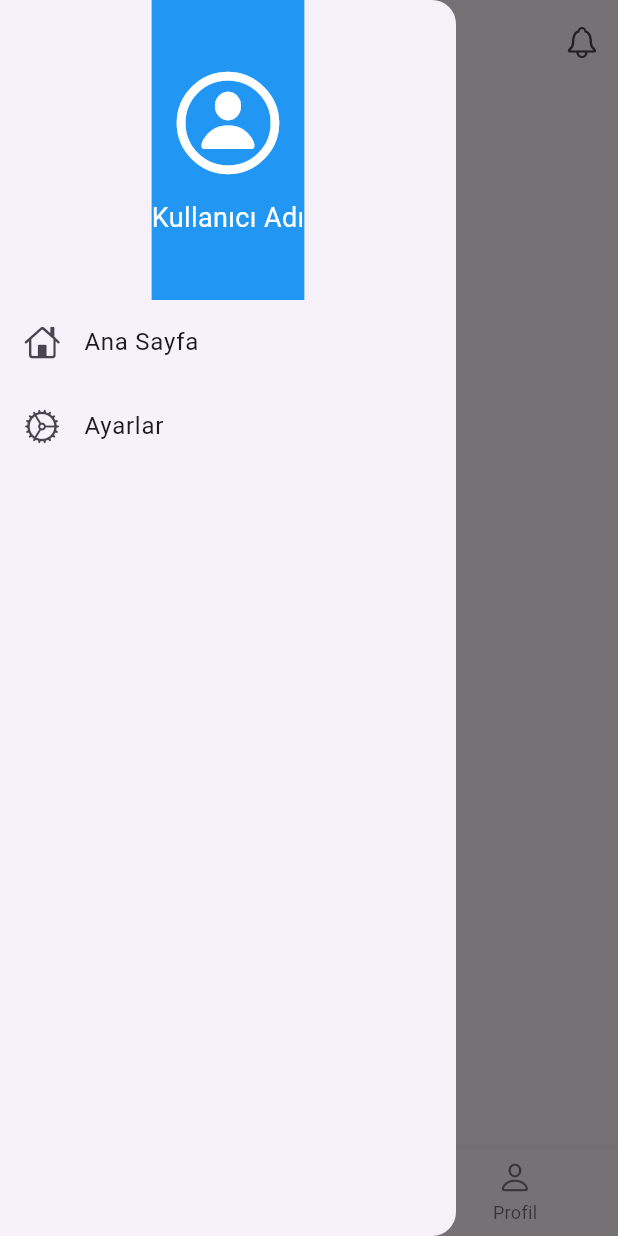
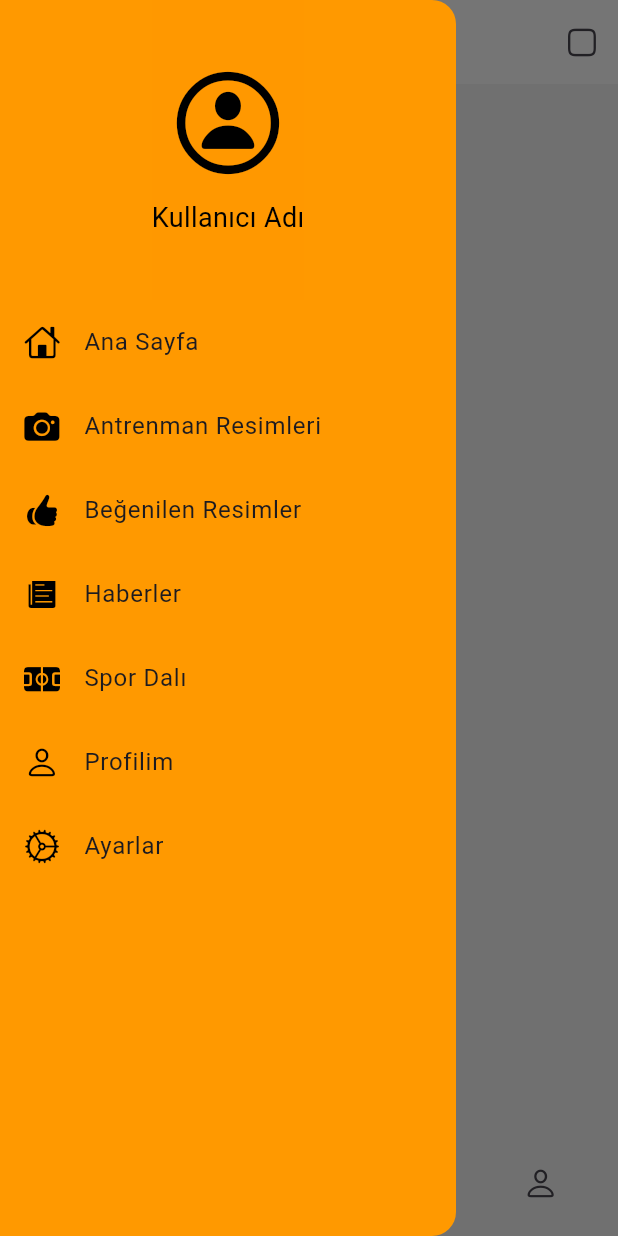
Before and after one commit to ilhandzgn/Sport_Agenda-Flutter, a Flutter app: the HomeScreen screen opened by its route, with the side drawer open, on a phone screen of 412 x 824 dp. Run offline on Flutter 3.47's test engine with Material 3 defaults, Android fonts, the light colour scheme and no system bars; our stand-ins replace go_router, lottie; missing offline and left inert: dotlottie_loader.

Commit message:
Gerekli düzenlemeleri yaptım
Arka plan renklerini ayarladım
İconları yükledim
sayfa yönlendirmelerini yaptım
spor dalı seçme ekranının kodunu yazdım

```diff
--- /dev/null
+++ b/lib/core/constants.dart
@@ -0,0 +1,7 @@
+// ignore: unused_import
+import 'package:flutter/widgets.dart';
+
+const arkaplanrenklerim = Color.fromARGB(255, 245, 245, 245);
+const drawerrenklerim = Color.fromARGB(255, 255, 153, 0);
+const draweryazirenklerim = Color.fromARGB(255, 0, 0, 0);
+const loadingarkaplanrengi = Color.fromARGB(255, 36, 50, 74);
--- a/lib/core/routes.dart
+++ b/lib/core/routes.dart
@@ -1,4 +1,12 @@
 //uygulamada sayfaları ve navigasyon işlemlerini burada tanımlayacağızimport 'package:flutter/material.dart';
+// ignore: unused_import
+import 'package:flutter/widgets.dart';
+import 'package:flutter_app/screens/like_screen.dart';
+import 'package:flutter_app/screens/news_screen.dart';
+import 'package:flutter_app/screens/photo_screen.dart';
+import 'package:flutter_app/screens/profile_screen.dart';
+import 'package:flutter_app/screens/search_screen.dart';
+import 'package:flutter_app/screens/sport_screen.dart';
 import 'package:go_router/go_router.dart';
 import '../screens/loading_screen.dart';
 import '../screens/home_screen.dart';
@@ -15,5 +23,29 @@
       path: '/home',
       builder: (context, state) => const HomeScreen(),
     ),
+    GoRoute(
+      path: '/profile',
+      builder: (context, state) => const ProfileScreen(),
+    ),
+    GoRoute(
+      path: '/photo',
+      builder: (context, state) => const PhotoScreen(),
+    ),
+    GoRoute(
+      path: '/search',
+      builder: (context, state) => const SearchScreen(),
+    ),
+    GoRoute(
+      path: '/like',
+      builder: (context, state) => const LikeScreen(),
+    ),
+    GoRoute(
+      path: '/sport',
+      builder: (context, state) => const SportScreen(),
+    ),
+    GoRoute(
+      path: '/news',
+      builder: (context, state) => const NewsScreen(),
+    ),
   ],
 );
--- a/lib/screens/home_screen.dart
+++ b/lib/screens/home_screen.dart
@@ -1,5 +1,11 @@
 import 'package:flutter/material.dart';
 import 'package:flutter/cupertino.dart';
+import 'package:flutter_app/core/constants.dart';
+// ignore: unused_import
+import 'package:flutter_app/core/routes.dart';
+import 'package:go_router/go_router.dart';
+
+import '../widgets/bottom_menu.dart';
 
 class HomeScreen extends StatelessWidget {
   const HomeScreen({super.key});
@@ -7,12 +13,14 @@
   @override
   Widget build(BuildContext context) {
     return Scaffold(
+      backgroundColor: arkaplanrenklerim,
       // AppBar
       appBar: AppBar(
+        backgroundColor: Colors.white,
         title: const Text('Ana Sayfa'),
         actions: [
           IconButton(
-            icon: const Icon(CupertinoIcons.bell),
+            icon: const Icon(CupertinoIcons.app),
             onPressed: () {},
           ),
         ],
@@ -20,25 +28,26 @@
 
       // Drawer (Yan Menü)
       drawer: Drawer(
+        backgroundColor: drawerrenklerim,
         child: Column(
           children: [
             // Drawer Header
             Container(
               height: 200,
-              color: Colors.blue,
+              color: Colors.orange,
               child: Column(
                 mainAxisAlignment: MainAxisAlignment.center,
                 children: [
                   const Icon(
                     CupertinoIcons.person_circle,
                     size: 80,
-                    color: Colors.white,
+                    color: Color.fromARGB(255, 0, 0, 0),
                   ),
                   const SizedBox(height: 10),
                   const Text(
                     'Kullanıcı Adı',
                     style: TextStyle(
-                      color: Colors.white,
+                      color: Color.fromARGB(255, 0, 0, 0),
                       fontSize: 18,
                     ),
                   ),
@@ -49,13 +58,55 @@
             ListTile(
               leading: const Icon(CupertinoIcons.home),
               title: const Text('Ana Sayfa'),
+              iconColor: draweryazirenklerim,
               onTap: () {
                 Navigator.pop(context);
               },
             ),
             ListTile(
+              leading: const Icon(CupertinoIcons.photo_camera_solid),
+              title: const Text('Antrenman Resimleri'),
+              iconColor: draweryazirenklerim,
+              onTap: () {
+                context.go("/photo");
+              },
+            ),
+            ListTile(
+              leading: const Icon(CupertinoIcons.hand_thumbsup_fill),
+              title: const Text('Beğenilen Resimler'),
+              iconColor: draweryazirenklerim,
+              onTap: () {
+                context.go("/like");
+              },
+            ),
+            ListTile(
+              leading: const Icon(CupertinoIcons.news_solid),
+              title: const Text('Haberler'),
+              iconColor: draweryazirenklerim,
+              onTap: () {
+                context.go("/news");
+              },
+            ),
+            ListTile(
+              leading: const Icon(CupertinoIcons.sportscourt_fill),
+              title: const Text('Spor Dalı'),
+              iconColor: draweryazirenklerim,
+              onTap: () {
+                context.go("/sport");
+              },
+            ),
+            ListTile(
+              leading: const Icon(CupertinoIcons.person),
+              title: const Text('Profilim'),
+              iconColor: draweryazirenklerim,
+              onTap: () {
+                context.go("/profile");
+              },
+            ),
+            ListTile(
               leading: const Icon(CupertinoIcons.settings),
               title: const Text('Ayarlar'),
+              iconColor: draweryazirenklerim,
               onTap: () {
                 Navigator.pop(context);
               },
@@ -77,25 +128,7 @@
       ),
 
       // Alt navigasyon çubuğu
-      bottomNavigationBar: BottomNavigationBar(
-        items: const [
-          BottomNavigationBarItem(
-            icon: Icon(CupertinoIcons.home),
-            label: 'Ana Sayfa',
-          ),
-          BottomNavigationBarItem(
-            icon: Icon(CupertinoIcons.search),
-            label: 'Keşfet',
-          ),
-          BottomNavigationBarItem(
-            icon: Icon(CupertinoIcons.person),
-            label: 'Profil',
-          ),
-        ],
-        onTap: (index) {
-          // Navigasyon işlemleri buraya gelecek
-        },
-      ),
+      bottomNavigationBar: BottomMenu(),
     );
   }
 }
--- /dev/null
+++ b/lib/widgets/bottom_menu.dart
@@ -0,0 +1,46 @@
+import 'package:flutter/cupertino.dart';
+import 'package:flutter/material.dart';
+import 'package:flutter/widgets.dart';
+import 'package:go_router/go_router.dart';
+
+class BottomMenu extends StatelessWidget {
+  const BottomMenu({
+    super.key,
+  });
+
+  @override
+  Widget build(BuildContext context) {
+    return Container(
+      height: 70,
+      child: Row(
+        mainAxisAlignment: MainAxisAlignment.spaceAround,
+        children: [
+          IconButton(
+            onPressed: () {
+              context.go("/home");
+            },
+            icon: Icon(CupertinoIcons.home),
+          ),
+          IconButton(
+            onPressed: () {
+              context.go("/search");
+            },
+            icon: Icon(CupertinoIcons.search),
+          ),
+          IconButton(
+            onPressed: () {
+              context.go("/photo");
+            },
+            icon: Icon(CupertinoIcons.camera),
+          ),
+          IconButton(
+            onPressed: () {
+              context.go("/profile");
+            },
+            icon: Icon(CupertinoIcons.person),
+          ),
+        ],
+      ),
+    );
+  }
+}
```
Also changed, not shown: lib/screens/like_screen.dart (added, +17 -0 lines), lib/screens/loading_screen.dart (+9 -3 lines), lib/screens/news_screen.dart (added, +17 -0 lines), lib/screens/photo_screen.dart (added, +17 -0 lines), lib/screens/profile_screen.dart (added, +17 -0 lines), lib/screens/search_screen.dart (added, +17 -0 lines), lib/screens/sport_screen.dart (added, +97 -0 lines), 1 other file.
